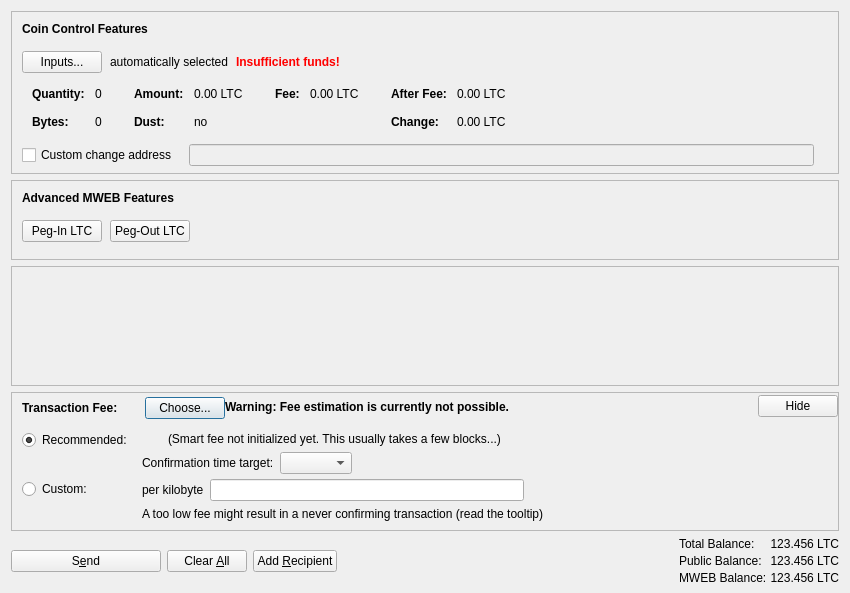
The window that src/qt/forms/sendcoinsdialog.ui (ltc-mweb/litecoin) describes before a commit, drawn with Qt 5.
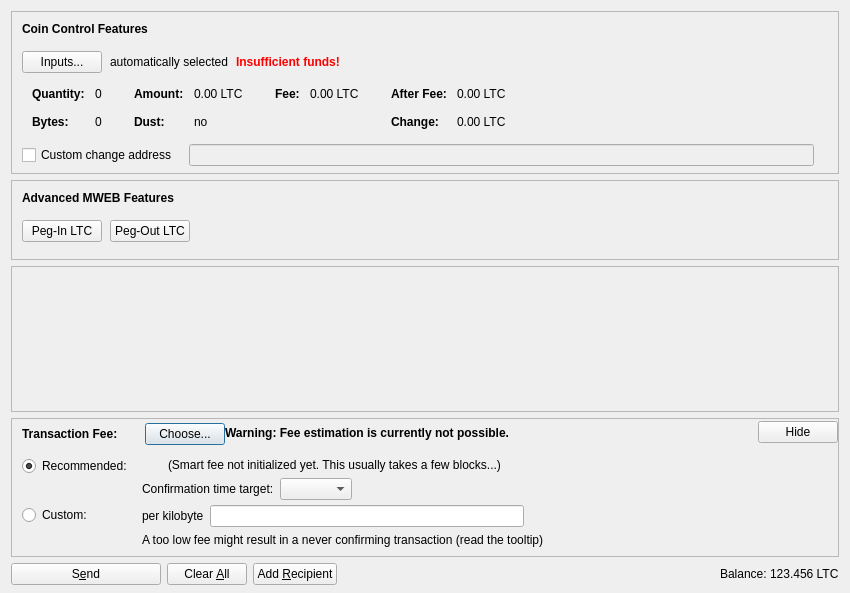
The same window after the commit. Icons and pictures are not drawn. Custom widgets are drawn as their Qt base class.

Commit message: Removing Public & MWEB balance displays

```diff
--- a/src/qt/forms/sendcoinsdialog.ui
+++ b/src/qt/forms/sendcoinsdialog.ui
@@ -1324,11 +1324,6 @@
       </spacer>
      </item>
      <item>
-      <layout class="QVBoxLayout" name="verticalLayout_3">
-       <property name="spacing">
-        <number>3</number>
-       </property>
-       <item>
         <layout class="QHBoxLayout" name="horizontalLayout_2">
          <property name="spacing">
           <number>3</number>
@@ -1342,7 +1337,7 @@
             </sizepolicy>
            </property>
            <property name="text">
-            <string>Total Balance:</string>
+          <string>Balance:</string>
            </property>
           </widget>
          </item>
@@ -1360,126 +1355,9 @@
            <property name="text">
             <string notr="true">123.456 LTC</string>
            </property>
-           <property name="alignment">
-            <set>Qt::AlignRight|Qt::AlignTrailing|Qt::AlignVCenter</set>
-           </property>
            <property name="textInteractionFlags">
             <set>Qt::LinksAccessibleByMouse|Qt::TextSelectableByKeyboard|Qt::TextSelectableByMouse</set>
            </property>
-          </widget>
-         </item>
-        </layout>
-       </item>
-       <item>
-        <widget class="QWidget" name="publicBalance" native="true">
-         <layout class="QHBoxLayout" name="horizontalLayout_3">
-          <property name="spacing">
-           <number>3</number>
-          </property>
-          <property name="leftMargin">
-           <number>0</number>
-          </property>
-          <property name="topMargin">
-           <number>0</number>
-          </property>
-          <property name="rightMargin">
-           <number>0</number>
-          </property>
-          <property name="bottomMargin">
-           <number>0</number>
-          </property>
-          <item>
-           <widget class="QLabel" name="label_2">
-            <property name="sizePolicy">
-             <sizepolicy hsizetype="Preferred" vsizetype="Fixed">
-              <horstretch>0</horstretch>
-              <verstretch>0</verstretch>
-             </sizepolicy>
-            </property>
-            <property name="text">
-             <string>Public Balance:</string>
-            </property>
-           </widget>
-          </item>
-          <item>
-           <widget class="QLabel" name="labelPublicBalance">
-            <property name="sizePolicy">
-             <sizepolicy hsizetype="Preferred" vsizetype="Fixed">
-              <horstretch>0</horstretch>
-              <verstretch>0</verstretch>
-             </sizepolicy>
-            </property>
-            <property name="cursor">
-             <cursorShape>IBeamCursor</cursorShape>
-            </property>
-            <property name="text">
-             <string notr="true">123.456 LTC</string>
-            </property>
-            <property name="alignment">
-             <set>Qt::AlignRight|Qt::AlignTrailing|Qt::AlignVCenter</set>
-            </property>
-            <property name="textInteractionFlags">
-             <set>Qt::LinksAccessibleByMouse|Qt::TextSelectableByKeyboard|Qt::TextSelectableByMouse</set>
-            </property>
-           </widget>
-          </item>
-         </layout>
-        </widget>
-       </item>
-       <item>
-        <widget class="QWidget" name="mwebBalance" native="true">
-         <layout class="QHBoxLayout" name="horizontalLayout_4">
-          <property name="spacing">
-           <number>3</number>
-          </property>
-          <property name="leftMargin">
-           <number>0</number>
-          </property>
-          <property name="topMargin">
-           <number>0</number>
-          </property>
-          <property name="rightMargin">
-           <number>0</number>
-          </property>
-          <property name="bottomMargin">
-           <number>0</number>
-          </property>
-          <item>
-           <widget class="QLabel" name="label_3">
-            <property name="sizePolicy">
-             <sizepolicy hsizetype="Preferred" vsizetype="Fixed">
-              <horstretch>0</horstretch>
-              <verstretch>0</verstretch>
-             </sizepolicy>
-            </property>
-            <property name="text">
-             <string>MWEB Balance:</string>
-            </property>
-           </widget>
-          </item>
-          <item>
-           <widget class="QLabel" name="labelMWEBBalance">
-            <property name="sizePolicy">
-             <sizepolicy hsizetype="Preferred" vsizetype="Fixed">
-              <horstretch>0</horstretch>
-              <verstretch>0</verstretch>
-             </sizepolicy>
-            </property>
-            <property name="cursor">
-             <cursorShape>IBeamCursor</cursorShape>
-            </property>
-            <property name="text">
-             <string notr="true">123.456 LTC</string>
-            </property>
-            <property name="alignment">
-             <set>Qt::AlignRight|Qt::AlignTrailing|Qt::AlignVCenter</set>
-            </property>
-            <property name="textInteractionFlags">
-             <set>Qt::LinksAccessibleByMouse|Qt::TextSelectableByKeyboard|Qt::TextSelectableByMouse</set>
-            </property>
-           </widget>
-          </item>
-         </layout>
         </widget>
        </item>
       </layout>
```
Lines whose indentation alone changed are shown as unchanged. The commit also changes 1 other file.
